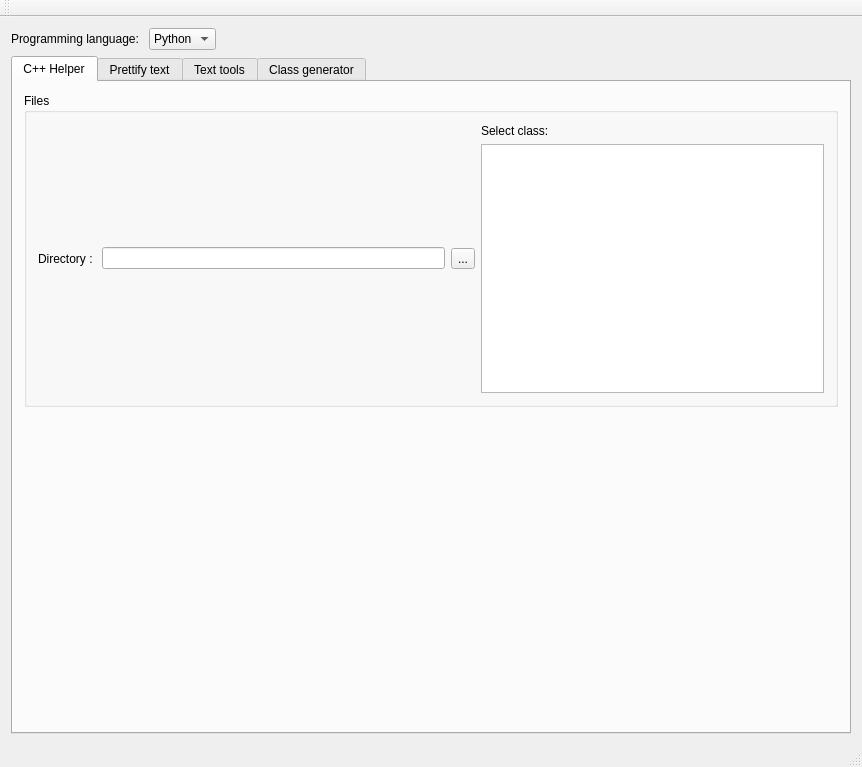
Old version of the form CodeHelper/mainwindow.ui in the repository matthiaszeller/CodeHelper.
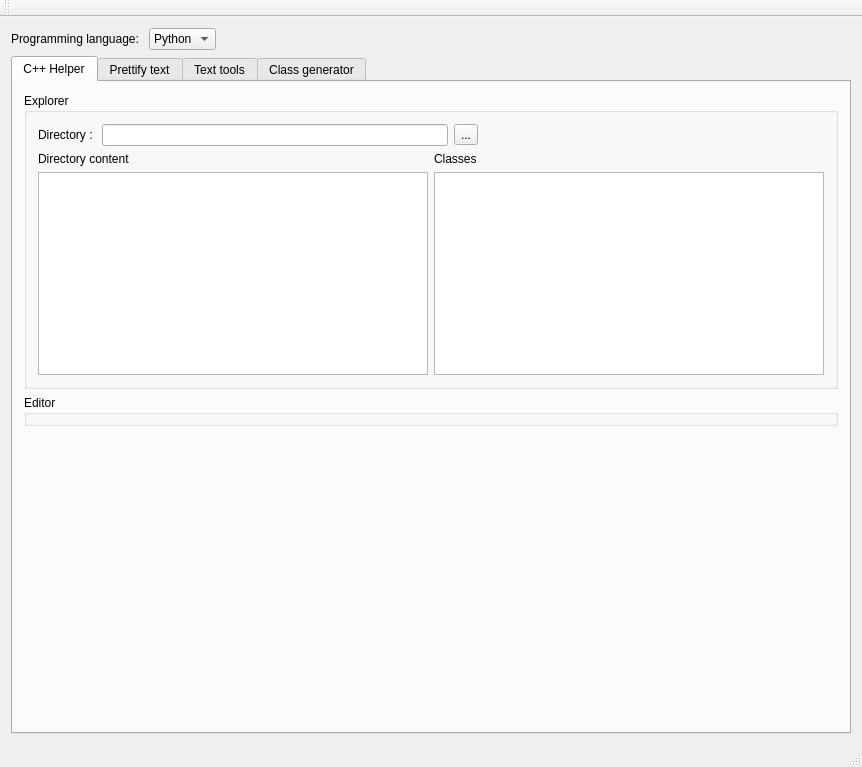
New version of the form.

Commit message: introduce cpp helper features into new class

Diff of the .ui file:
```diff
--- a/CodeHelper/mainwindow.ui
+++ b/CodeHelper/mainwindow.ui
@@ -64,38 +64,31 @@
        </attribute>
        <layout class="QVBoxLayout" name="verticalLayout_4">
         <item>
-         <widget class="QGroupBox" name="groupBox_5">
+         <widget class="QGroupBox" name="groupBox_6">
           <property name="title">
-           <string>Files</string>
+           <string>Explorer</string>
           </property>
-          <layout class="QGridLayout" name="gridLayout_6">
-           <item row="0" column="1">
-            <widget class="QLineEdit" name="lineEdit_cpp_dir">
-             <property name="readOnly">
-              <bool>true</bool>
-             </property>
-            </widget>
-           </item>
-           <item row="0" column="2">
-            <widget class="QToolButton" name="toolButton_cpp_dir">
-             <property name="text">
-              <string>...</string>
-             </property>
-            </widget>
-           </item>
-           <item row="0" column="0">
-            <widget class="QLabel" name="label_12">
-             <property name="text">
-              <string>Directory : </string>
-             </property>
-            </widget>
-           </item>
-           <item row="0" column="3">
+          <layout class="QGridLayout" name="gridLayout_7">
+           <item row="1" column="0">
             <layout class="QVBoxLayout" name="verticalLayout_6">
              <item>
               <widget class="QLabel" name="label_13">
                <property name="text">
-                <string>Select class:</string>
+                <string>Directory content</string>
+               </property>
+              </widget>
+             </item>
+             <item>
+              <widget class="QListWidget" name="listWidget_cpp_dirs"/>
+             </item>
+            </layout>
+           </item>
+           <item row="1" column="1">
+            <layout class="QVBoxLayout" name="verticalLayout_7">
+             <item>
+              <widget class="QLabel" name="label_14">
+               <property name="text">
+                <string>Classes</string>
                </property>
               </widget>
              </item>
@@ -104,9 +97,54 @@
              </item>
             </layout>
            </item>
+           <item row="0" column="0" colspan="2">
+            <layout class="QHBoxLayout" name="horizontalLayout_5">
+             <item>
+              <widget class="QLabel" name="label_12">
+               <property name="text">
+                <string>Directory : </string>
+               </property>
+              </widget>
+             </item>
+             <item>
+              <widget class="QLineEdit" name="lineEdit_cpp_dir">
+               <property name="readOnly">
+                <bool>true</bool>
+               </property>
+              </widget>
+             </item>
+             <item>
+              <widget class="QToolButton" name="toolButton_cpp_dir">
+               <property name="text">
+                <string>...</string>
+               </property>
+              </widget>
+             </item>
+             <item>
+              <spacer name="horizontalSpacer_7">
+               <property name="orientation">
+                <enum>Qt::Horizontal</enum>
+               </property>
+               <property name="sizeHint" stdset="0">
+                <size>
+                 <width>40</width>
+                 <height>20</height>
+                </size>
+               </property>
+              </spacer>
+             </item>
+            </layout>
+           </item>
           </layout>
          </widget>
         </item>
+        <item>
+         <widget class="QGroupBox" name="groupBox_5">
+          <property name="title">
+           <string>Editor</string>
+          </property>
+         </widget>
+        </item>
         <item>
          <spacer name="verticalSpacer">
           <property name="orientation">
```
The commit also changes 4 other files.
